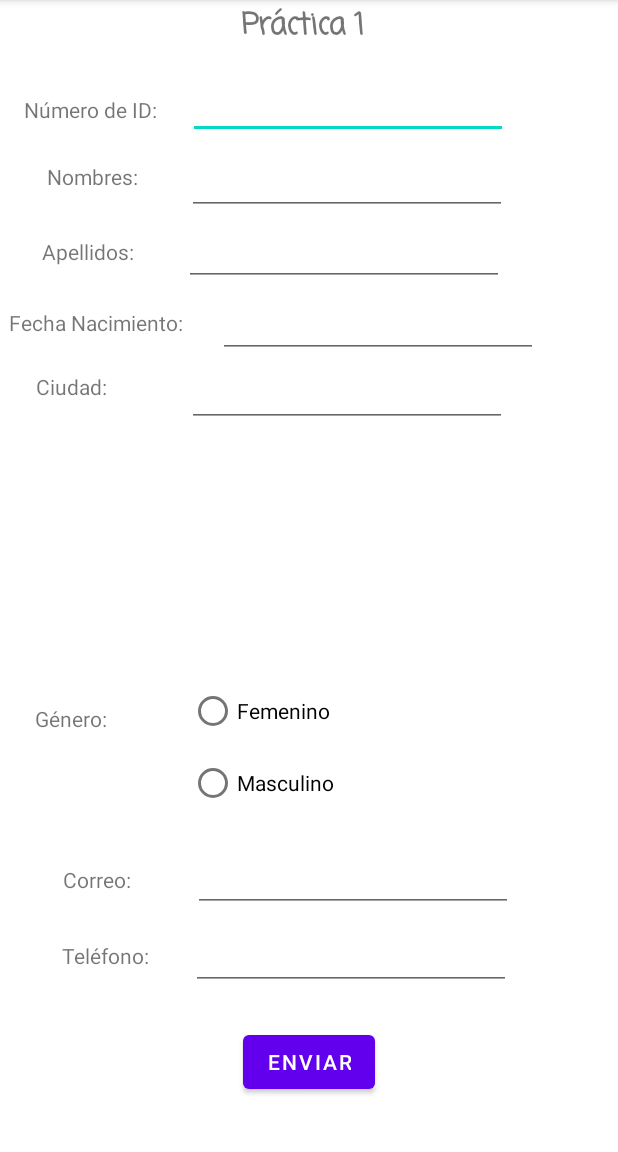
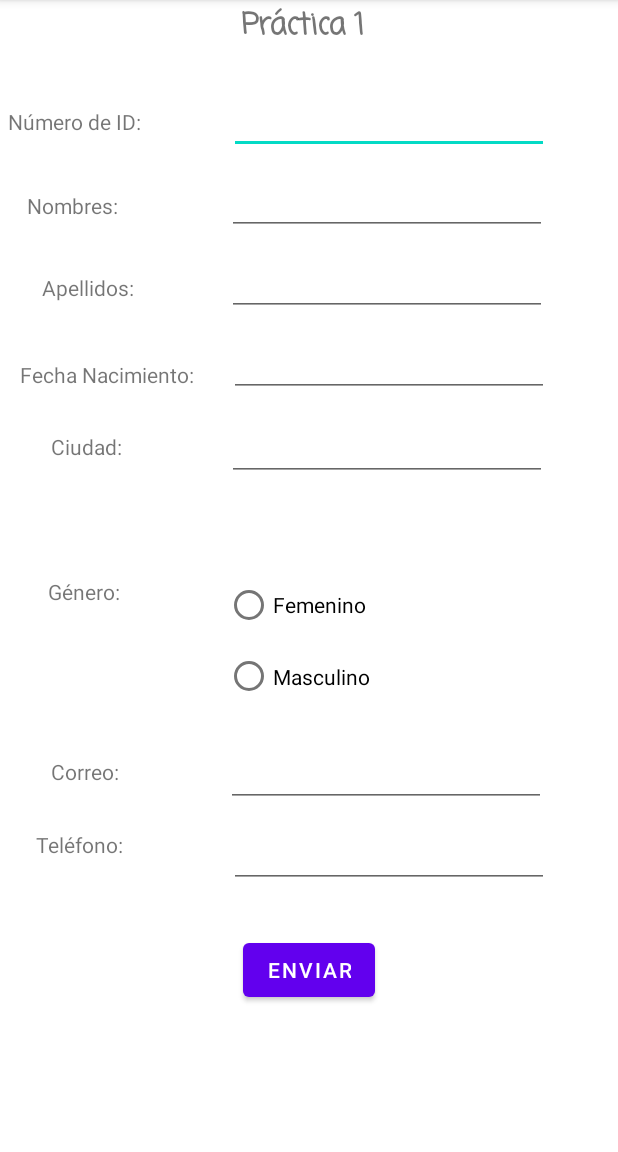
Before and after one commit to Elizabm26/practica, an Android app: the screen it shows after launch (MainActivity), on a phone screen of 412 x 824 dp, the part 84-1236 px from its top. Run offline under Robolectric (Android 15) with nearby library versions, the phone set to English and light mode, and no system bars.

Commit message:
interfaz corregida

```diff
--- a/app/src/main/res/layout/activity_main.xml
+++ b/app/src/main/res/layout/activity_main.xml
@@ -31,8 +31,8 @@
         android:layout_height="wrap_content"
         android:layout_alignParentStart="true"
         android:layout_alignParentTop="true"
-        android:layout_marginStart="16dp"
-        android:layout_marginTop="63dp"
+        android:layout_marginStart="5dp"
+        android:layout_marginTop="71dp"
         android:text="Número de ID: " />
 
     <EditText
@@ -41,8 +41,8 @@
         android:layout_height="wrap_content"
         android:layout_alignParentTop="true"
         android:layout_alignParentEnd="true"
-        android:layout_marginTop="47dp"
-        android:layout_marginEnd="73dp"
+        android:layout_marginTop="57dp"
+        android:layout_marginEnd="46dp"
         android:ems="10"
         android:inputType="number" />
 
@@ -52,8 +52,8 @@
         android:layout_height="wrap_content"
         android:layout_alignParentStart="true"
         android:layout_alignParentTop="true"
-        android:layout_marginStart="31dp"
-        android:layout_marginTop="108dp"
+        android:layout_marginStart="18dp"
+        android:layout_marginTop="127dp"
         android:text="Nombres: " />
 
     <EditText
@@ -62,8 +62,8 @@
         android:layout_height="wrap_content"
         android:layout_alignParentTop="true"
         android:layout_alignParentEnd="true"
-        android:layout_marginTop="98dp"
-        android:layout_marginEnd="74dp"
+        android:layout_marginTop="111dp"
+        android:layout_marginEnd="47dp"
         android:ems="10"
         android:inputType="textPersonName" />
 
@@ -74,7 +74,7 @@
         android:layout_alignParentStart="true"
         android:layout_alignParentTop="true"
         android:layout_marginStart="28dp"
-        android:layout_marginTop="158dp"
+        android:layout_marginTop="182dp"
         android:text="Apellidos: " />
 
     <EditText
@@ -83,8 +83,8 @@
         android:layout_height="wrap_content"
         android:layout_alignParentTop="true"
         android:layout_alignParentEnd="true"
-        android:layout_marginTop="145dp"
-        android:layout_marginEnd="76dp"
+        android:layout_marginTop="165dp"
+        android:layout_marginEnd="47dp"
         android:ems="10"
         android:inputType="textPersonName" />
 
@@ -94,8 +94,8 @@
         android:layout_height="wrap_content"
         android:layout_alignParentStart="true"
         android:layout_alignParentTop="true"
-        android:layout_marginStart="6dp"
-        android:layout_marginTop="205dp"
+        android:layout_marginStart="13dp"
+        android:layout_marginTop="240dp"
         android:text="Fecha Nacimiento: " />
 
     <EditText
@@ -104,8 +104,8 @@
         android:layout_height="wrap_content"
         android:layout_alignParentTop="true"
         android:layout_alignParentEnd="true"
-        android:layout_marginTop="193dp"
-        android:layout_marginEnd="53dp"
+        android:layout_marginTop="219dp"
+        android:layout_marginEnd="46dp"
         android:ems="10"
         android:inputType="date" />
 
@@ -115,8 +115,9 @@
         android:layout_height="wrap_content"
         android:layout_alignParentTop="true"
         android:layout_alignParentEnd="true"
-        android:layout_marginTop="239dp"
-        android:layout_marginEnd="74dp"
+        android:layout_centerVertical="true"
+        android:layout_marginTop="275dp"
+        android:layout_marginEnd="47dp"
         android:ems="10"
         android:inputType="textPersonName" />
 
@@ -126,31 +127,10 @@
         android:layout_height="wrap_content"
         android:layout_alignParentStart="true"
         android:layout_alignParentTop="true"
-        android:layout_marginStart="24dp"
-        android:layout_marginTop="248dp"
+        android:layout_centerVertical="true"
+        android:layout_marginStart="34dp"
+        android:layout_marginTop="288dp"
         android:text="Ciudad: " />
-
-    <RadioGroup
-        android:layout_width="212dp"
-        android:layout_height="wrap_content"
-        android:layout_alignParentStart="true"
-        android:layout_alignParentBottom="true"
-        android:layout_marginStart="126dp"
-        android:layout_marginBottom="222dp">
-
-        <RadioButton
-            android:id="@+id/radioButton"
-            android:layout_width="match_parent"
-            android:layout_height="wrap_content"
-            android:layout_centerVertical="true"
-            android:text="Femenino" />
-
-        <RadioButton
-            android:id="@+id/radioButton2"
-            android:layout_width="match_parent"
-            android:layout_height="wrap_content"
-            android:text="Masculino" />
-    </RadioGroup>
 
     <TextView
         android:id="@+id/textView7"
@@ -158,8 +138,9 @@
         android:layout_height="wrap_content"
         android:layout_alignParentStart="true"
         android:layout_alignParentBottom="true"
-        android:layout_marginStart="23dp"
-        android:layout_marginBottom="279dp"
+        android:layout_centerVertical="true"
+        android:layout_marginStart="32dp"
+        android:layout_marginBottom="364dp"
         android:text="Género:" />
 
     <EditText
@@ -168,8 +149,9 @@
         android:layout_height="wrap_content"
         android:layout_alignParentEnd="true"
         android:layout_alignParentBottom="true"
-        android:layout_marginEnd="70dp"
-        android:layout_marginBottom="160dp"
+        android:layout_centerVertical="true"
+        android:layout_marginEnd="48dp"
+        android:layout_marginBottom="230dp"
         android:ems="10"
         android:inputType="textEmailAddress" />
 
@@ -179,8 +161,8 @@
         android:layout_height="wrap_content"
         android:layout_alignParentEnd="true"
         android:layout_alignParentBottom="true"
-        android:layout_marginEnd="71dp"
-        android:layout_marginBottom="108dp"
+        android:layout_marginEnd="46dp"
+        android:layout_marginBottom="176dp"
         android:ems="10"
         android:inputType="phone" />
 
@@ -190,8 +172,9 @@
         android:layout_height="wrap_content"
         android:layout_alignParentStart="true"
         android:layout_alignParentBottom="true"
-        android:layout_marginStart="42dp"
-        android:layout_marginBottom="172dp"
+        android:layout_centerVertical="true"
+        android:layout_marginStart="34dp"
+        android:layout_marginBottom="244dp"
         android:text="Correo: " />
 
     <TextView
@@ -200,8 +183,8 @@
         android:layout_height="wrap_content"
         android:layout_alignParentStart="true"
         android:layout_alignParentBottom="true"
-        android:layout_marginStart="41dp"
-        android:layout_marginBottom="121dp"
+        android:layout_marginStart="24dp"
+        android:layout_marginBottom="195dp"
         android:text="Teléfono: " />
 
     <Button
@@ -210,7 +193,31 @@
         android:layout_height="wrap_content"
         android:layout_alignParentBottom="true"
         android:layout_centerHorizontal="true"
-        android:layout_marginBottom="36dp"
+        android:layout_marginBottom="97dp"
         android:text="Enviar" />
 
+    <RadioGroup
+        android:layout_width="214dp"
+        android:layout_height="95dp"
+        android:layout_alignParentStart="true"
+        android:layout_alignParentBottom="true"
+        android:layout_marginStart="150dp"
+        android:layout_marginBottom="293dp" >
+
+        <RadioButton
+            android:id="@+id/radioButton5"
+            android:layout_width="match_parent"
+            android:layout_height="wrap_content"
+            android:layout_centerHorizontal="true"
+            android:layout_centerVertical="true"
+            android:text="Femenino" />
+
+        <RadioButton
+            android:id="@+id/radioButton6"
+            android:layout_width="match_parent"
+            android:layout_height="wrap_content"
+            android:layout_centerHorizontal="true"
+            android:text="Masculino" />
+    </RadioGroup>
+
 </RelativeLayout>
```
